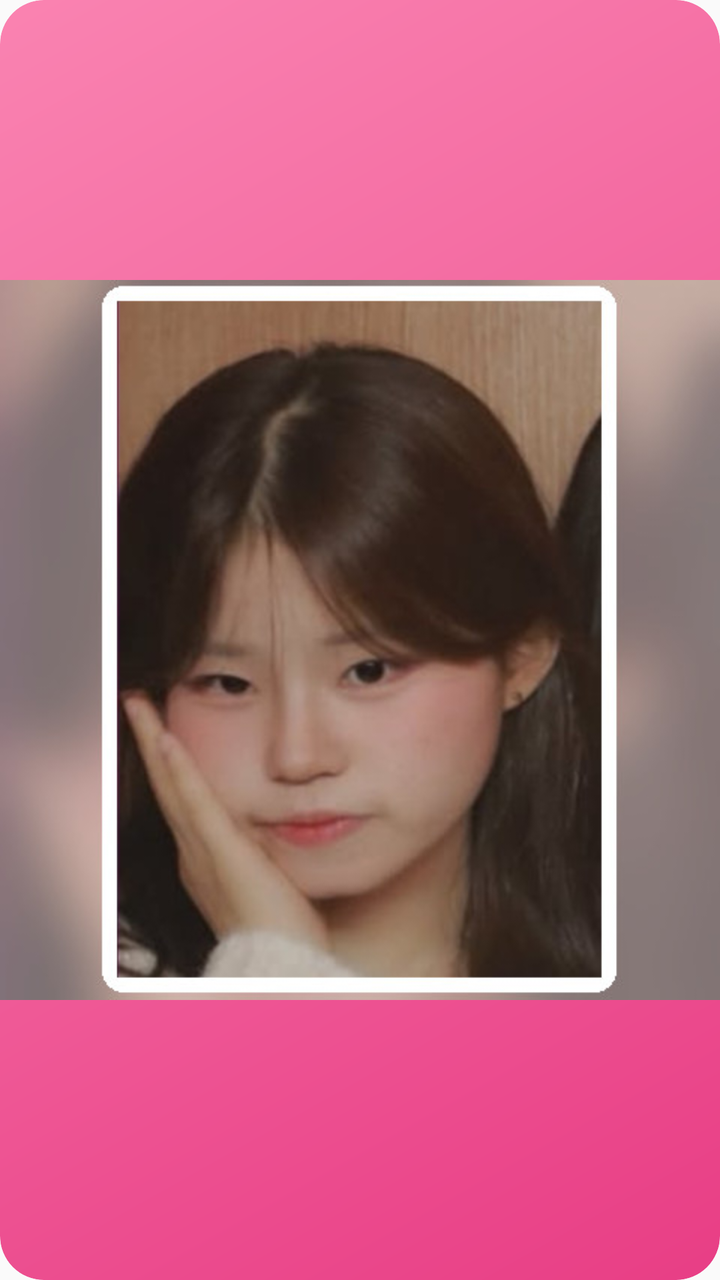
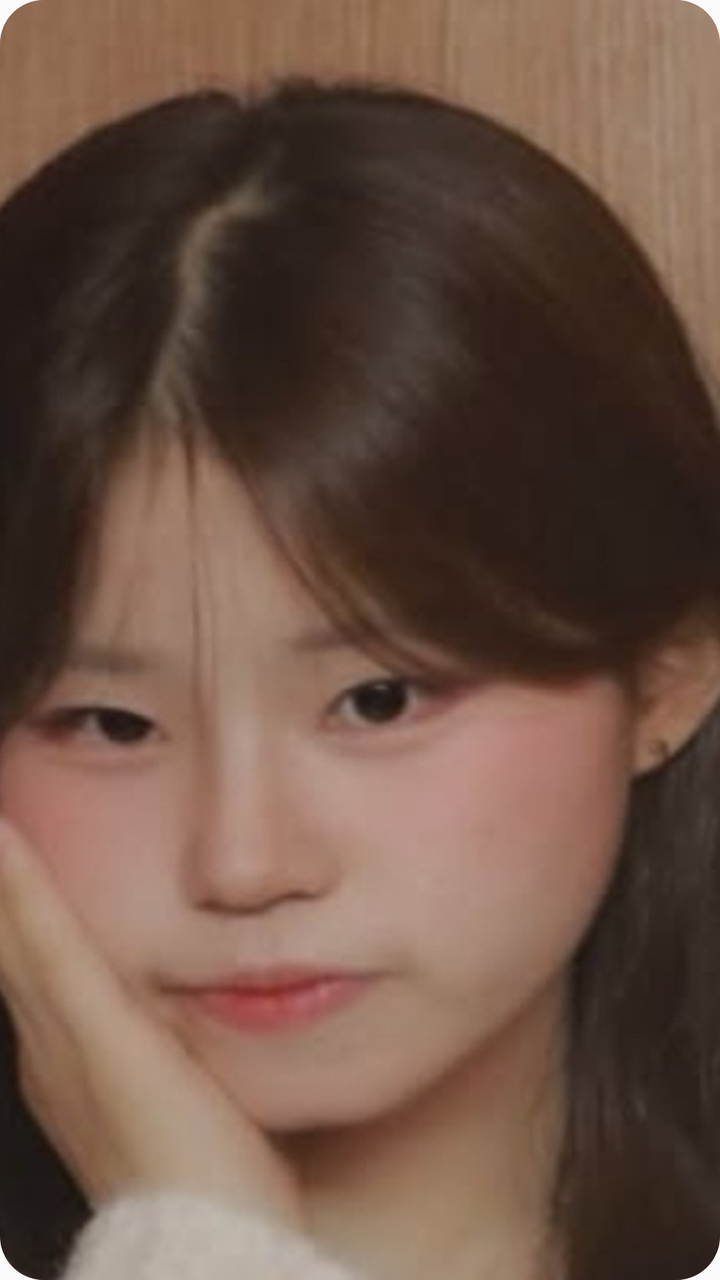

Screens rendered from an Android XML layout before and after an edit, with the pre-edit source and the edit as a unified diff.
<!-- AndroidManifest.xml: application theme android:Theme.Material.Light.NoActionBar -->
<!-- res/layout/love_widget.xml -->
<?xml version="1.0" encoding="utf-8"?>
<FrameLayout xmlns:android="http://schemas.android.com/apk/res/android"
    android:id="@+id/love_widget_root"
    android:layout_width="match_parent"
    android:layout_height="match_parent"
    android:background="@drawable/love_widget_background"
    android:clipToOutline="true"
    android:clickable="true"
    android:contentDescription="음성위젯 음성 재생">
    <ImageView
        android:id="@+id/widget_photo"
        android:layout_width="match_parent"
        android:layout_height="match_parent"
        android:scaleType="fitCenter"
        android:contentDescription="설정한 음성위젯 사진"
        android:src="@drawable/widget_photo" />
</FrameLayout>
<!-- resources referenced by this layout -->
<resources>
  <!-- drawable love_widget_background (drawable) -->
  <?xml version="1.0" encoding="utf-8"?>
  <shape xmlns:android="http://schemas.android.com/apk/res/android" android:shape="rectangle">
      <gradient android:angle="315" android:startColor="#FFFA83B1" android:endColor="#FFE83E85" />
      <corners android:radius="22dp" />
  </shape>
  <!-- drawable widget_photo: jpg bitmap (drawable-nodpi, 30974 bytes) -->
</resources>

<!-- the commit's change to res/layout/love_widget.xml (unified diff, before → after) -->
@@ -11,7 +11,7 @@
         android:id="@+id/widget_photo"
         android:layout_width="match_parent"
         android:layout_height="match_parent"
-        android:scaleType="fitCenter"
+        android:scaleType="centerCrop"
         android:contentDescription="설정한 음성위젯 사진"
         android:src="@drawable/widget_photo" />
 </FrameLayout>
<!-- resource entries referenced after the edit -->
@@ -6,6 +6,6 @@
       <gradient android:angle="315" android:startColor="#FFFA83B1" android:endColor="#FFE83E85" />
       <corners android:radius="22dp" />
   </shape>
-  <!-- drawable widget_photo: jpg bitmap (drawable-nodpi, 30974 bytes) -->
+  <!-- drawable widget_photo: jpg bitmap (drawable-nodpi, 51553 bytes) -->
 </resources>
 
